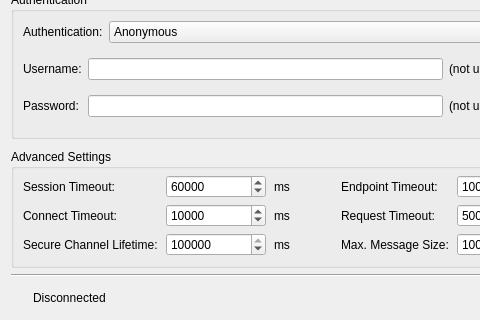
Before: the Qt Designer form src/ui/dialogs/connectiondialog.ui in sanny32/OpenUaExplorer, drawn with Qt 5; both pictures show x 0 to 480 and y 330 to 650 of the 1020 by 650 pixel window.
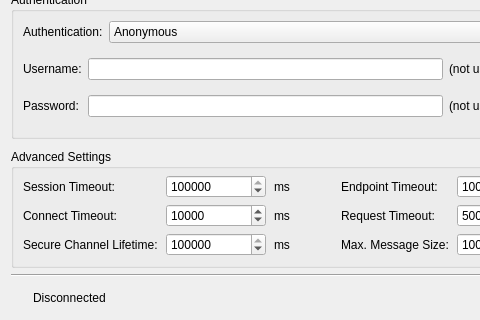
After: the same form once the commit is applied. Icons and pictures are not drawn. Custom widgets are drawn as their Qt base class.

What changed in the file:
```diff
--- a/src/ui/dialogs/connectiondialog.ui
+++ b/src/ui/dialogs/connectiondialog.ui
@@ -373,7 +373,7 @@
                 <number>1000000</number>
                </property>
                <property name="value">
-                <number>60000</number>
+                <number>600000</number>
                </property>
               </widget>
              </item>
```
